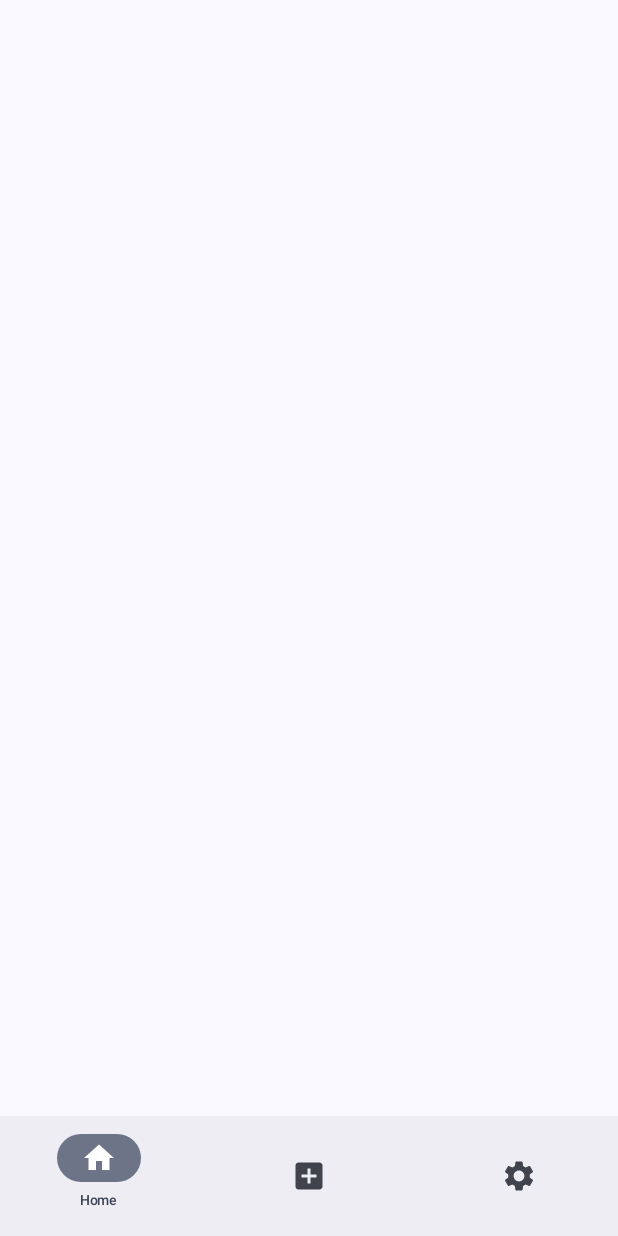
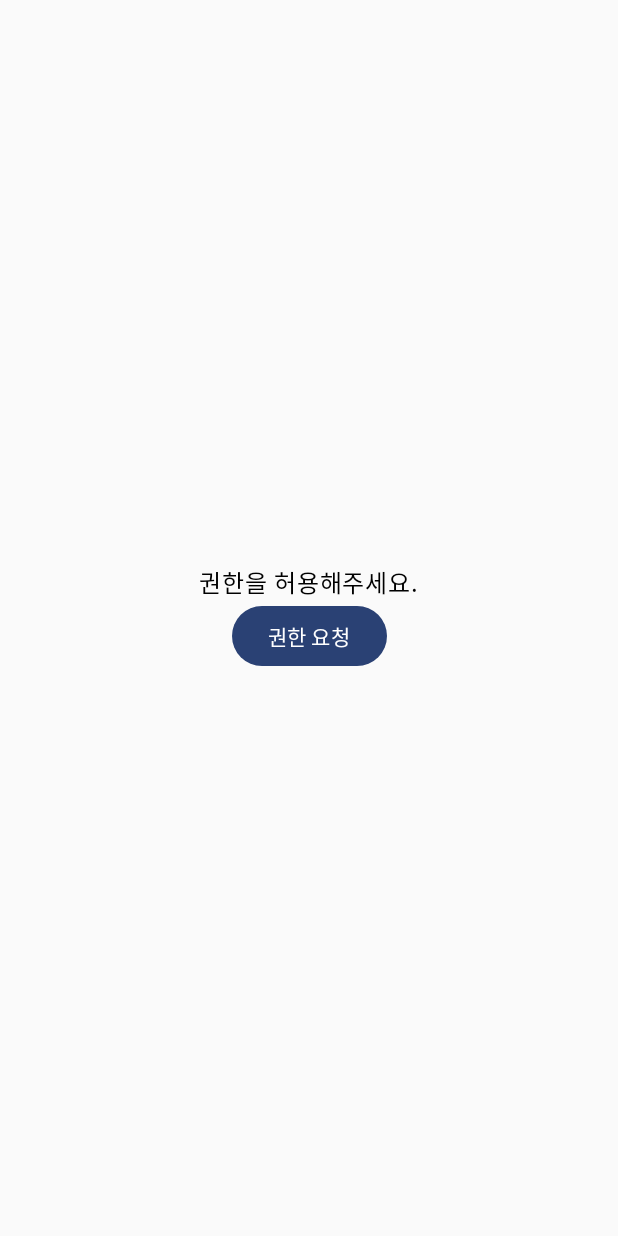
Before and after one commit to spicypunch/DiaryByCompose, an Android app built with Jetpack Compose: the screen it shows after launch (MainActivity), on a phone screen of 412 x 824 dp. Run offline under Robolectric (Android 15) with nearby library versions, the phone set to English and light mode, and no system bars; our stand-ins replace Dagger/Hilt's generated code.

Commit message:
접근 권한 허용 기능 추가

```diff
--- a/app/src/main/java/com/jm/diarybycompose/MainActivity.kt
+++ b/app/src/main/java/com/jm/diarybycompose/MainActivity.kt
@@ -1,11 +1,19 @@
 package com.jm.diarybycompose
 
+import android.Manifest
 import android.annotation.SuppressLint
+import android.content.pm.PackageManager
 import android.os.Bundle
 import androidx.activity.ComponentActivity
+import androidx.activity.compose.rememberLauncherForActivityResult
 import androidx.activity.compose.setContent
+import androidx.activity.result.contract.ActivityResultContracts
+import androidx.compose.foundation.layout.Arrangement
 import androidx.compose.foundation.layout.Box
+import androidx.compose.foundation.layout.Column
+import androidx.compose.foundation.layout.fillMaxSize
 import androidx.compose.foundation.layout.padding
+import androidx.compose.material3.Button
 import androidx.compose.material3.ExperimentalMaterial3Api
 import androidx.compose.material3.Icon
 import androidx.compose.material3.NavigationBar
@@ -14,9 +22,15 @@ import androidx.compose.material3.Scaffold
 import androidx.compose.material3.Text
 import androidx.compose.runtime.Composable
 import androidx.compose.runtime.getValue
+import androidx.compose.runtime.mutableStateOf
+import androidx.compose.runtime.remember
+import androidx.compose.runtime.setValue
+import androidx.compose.ui.Alignment
 import androidx.compose.ui.Modifier
+import androidx.compose.ui.platform.LocalContext
 import androidx.compose.ui.res.painterResource
 import androidx.compose.ui.unit.sp
+import androidx.core.content.ContextCompat
 import androidx.lifecycle.viewmodel.compose.viewModel
 import androidx.navigation.NavType
 import androidx.navigation.compose.NavHost
@@ -41,8 +55,43 @@ class MainActivity : ComponentActivity() {
         super.onCreate(savedInstanceState)
         setContent {
             DiaryByComposeTheme {
-                App()
+                val permissionsList = arrayOf(Manifest.permission.READ_MEDIA_IMAGES)
+                var grantedList by remember { mutableStateOf(mutableListOf(false)) }
+                val launcher =
+                    rememberLauncherForActivityResult(ActivityResultContracts.RequestMultiplePermissions()) { isGranted ->
+                        grantedList = isGranted.values.toMutableList()
+                    }
+                if (grantedList.isEmpty()) {
+                    grantedList = permissionsList.map {
+                        ContextCompat.checkSelfPermission(
+                            LocalContext.current,
+                            it
+                        ) == PackageManager.PERMISSION_GRANTED
+                    }.toMutableList()
+                }
+
+                if (grantedList.count { it } == grantedList.size) {
+                    App()
+                } else {
+                    DemandPermissionScreen() {
+                        launcher.launch(permissionsList)
+                    }
+                }
             }
+        }
+    }
+}
+
+@Composable
+fun DemandPermissionScreen(onClick: () -> Unit) {
+    Column(
+        modifier = Modifier.fillMaxSize(),
+        verticalArrangement = Arrangement.Center,
+        horizontalAlignment = Alignment.CenterHorizontally
+    ) {
+        Text(text = "권한을 허용해주세요.")
+        Button(onClick = { onClick() }) {
+            Text(text = "권한 요청")
         }
     }
 }
```
